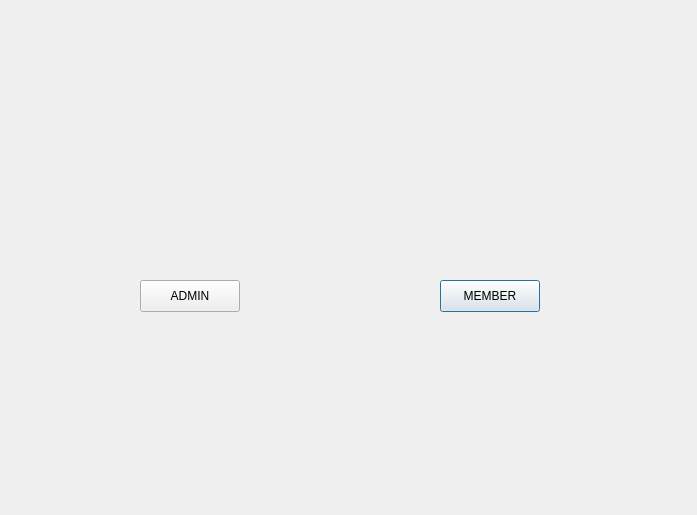
Qt form Library-Management-System-/library/Library/choosepage.ui (nicki-choo/CS106-LibraryManagementSystem) before a commit.
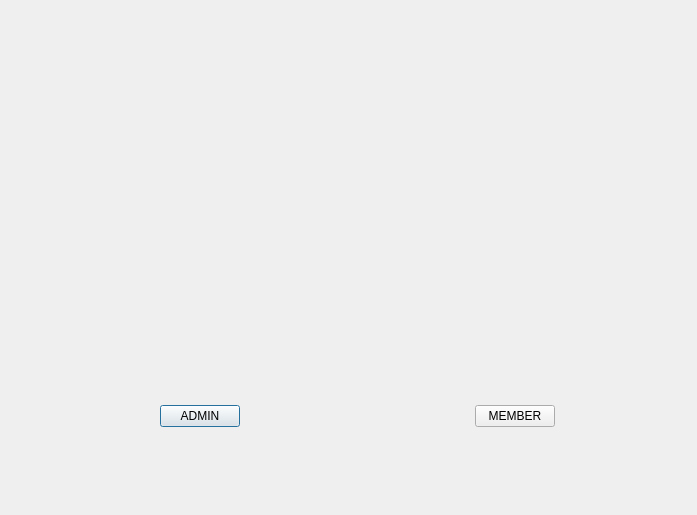
The same form after that commit. Icons and pictures are not drawn.

Diff of the .ui file:
```diff
--- a/Library-Management-System-/library/Library/choosepage.ui
+++ b/Library-Management-System-/library/Library/choosepage.ui
@@ -13,31 +13,76 @@
   <property name="windowTitle">
    <string>Dialog</string>
   </property>
-  <widget class="QPushButton" name="memberButton">
+  <widget class="QWidget" name="">
    <property name="geometry">
     <rect>
-     <x>440</x>
-     <y>280</y>
-     <width>100</width>
-     <height>32</height>
+     <x>60</x>
+     <y>100</y>
+     <width>576</width>
+     <height>285</height>
     </rect>
    </property>
-   <property name="text">
-    <string>MEMBER</string>
-   </property>
+   <layout class="QHBoxLayout" name="horizontalLayout">
+    <item>
+     <widget class="QLabel" name="label">
+      <property name="text">
+       <string/>
+      </property>
+      <property name="pixmap">
+       <pixmap resource="icons.qrc">:/Desktop/MemResource/adminimg.png</pixmap>
+      </property>
+     </widget>
+    </item>
+    <item>
+     <widget class="QLabel" name="label_2">
+      <property name="text">
+       <string/>
+      </property>
+      <property name="pixmap">
+       <pixmap resource="icons.qrc">:/Desktop/MemResource/memberimg.png</pixmap>
+      </property>
+     </widget>
+    </item>
+   </layout>
   </widget>
-  <widget class="QPushButton" name="adminButton">
+  <widget class="QWidget" name="">
    <property name="geometry">
     <rect>
-     <x>140</x>
-     <y>280</y>
-     <width>100</width>
+     <x>160</x>
+     <y>400</y>
+     <width>395</width>
      <height>32</height>
     </rect>
    </property>
-   <property name="text">
-    <string>ADMIN</string>
-   </property>
+   <layout class="QHBoxLayout" name="horizontalLayout_2">
+    <item>
+     <widget class="QPushButton" name="adminButton">
+      <property name="text">
+       <string>ADMIN</string>
+      </property>
+     </widget>
+    </item>
+    <item>
+     <spacer name="horizontalSpacer">
+      <property name="orientation">
+       <enum>Qt::Horizontal</enum>
+      </property>
+      <property name="sizeHint" stdset="0">
+       <size>
+        <width>208</width>
+        <height>20</height>
+       </size>
+      </property>
+     </spacer>
+    </item>
+    <item>
+     <widget class="QPushButton" name="memberButton">
+      <property name="text">
+       <string>MEMBER</string>
+      </property>
+     </widget>
+    </item>
+   </layout>
   </widget>
  </widget>
  <resources/>
```
Left out of the diff: 4 changed lines with no effect on the pictures.
